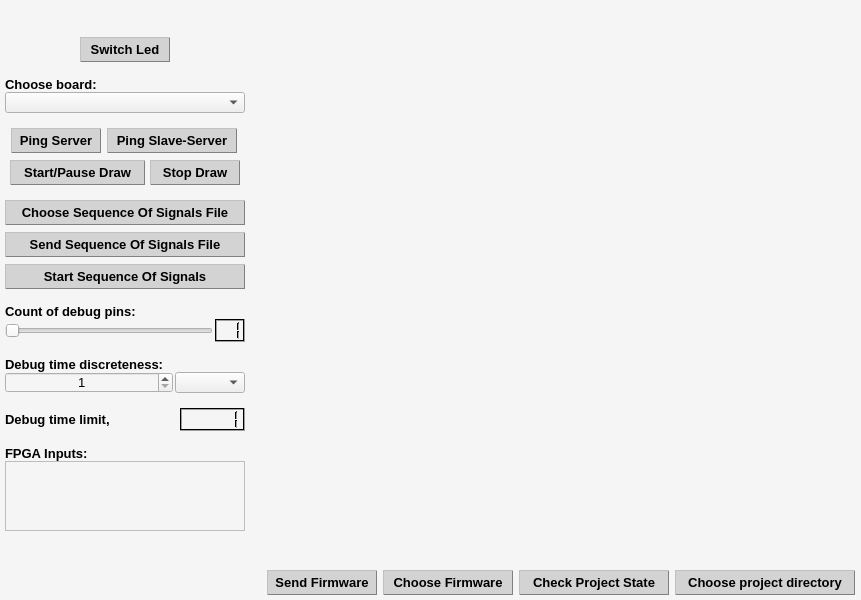
Above: CLIENT/RHE_Client/rhe_widget.ui from qvinn/RHE before the change. Below: the same form after it.
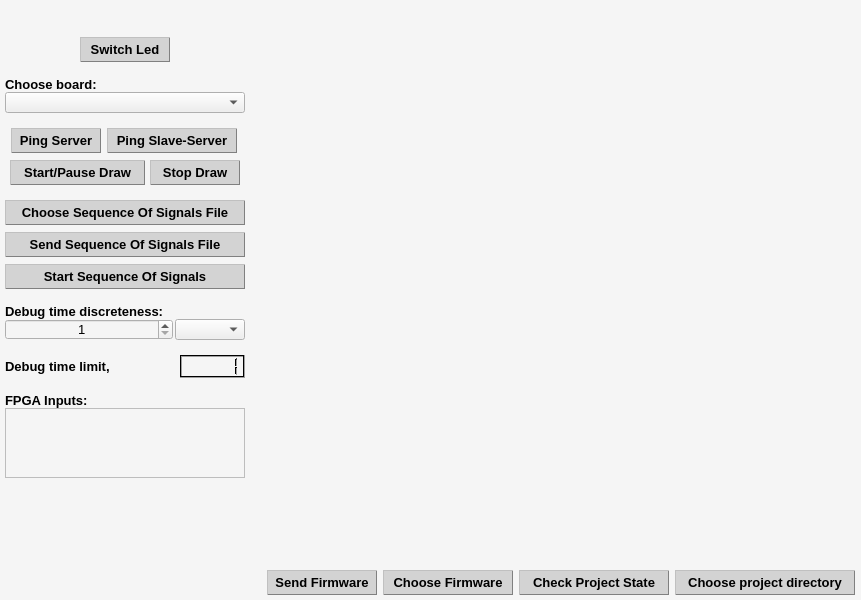
That is the form after the change.

```diff
--- a/CLIENT/RHE_Client/rhe_widget.ui
+++ b/CLIENT/RHE_Client/rhe_widget.ui
@@ -2836,403 +2836,6 @@
          </property>
         </spacer>
        </item>
-       <item>
-        <widget class="QLabel" name="lbl_cnt_dbg_pins">
-         <property name="sizePolicy">
-          <sizepolicy hsizetype="Fixed" vsizetype="Fixed">
-           <horstretch>0</horstretch>
-           <verstretch>0</verstretch>
-          </sizepolicy>
-         </property>
-         <property name="maximumSize">
-          <size>
-           <width>240</width>
-           <height>21</height>
-          </size>
-         </property>
-         <property name="font">
-          <font>
-           <family>Tahoma</family>
-           <pointsize>10</pointsize>
-           <weight>75</weight>
-           <bold>true</bold>
-          </font>
-         </property>
-         <property name="text">
-          <string>Count of debug pins:</string>
-         </property>
-        </widget>
-       </item>
-       <item>
-        <layout class="QHBoxLayout" name="horizontalLayout_6">
-         <property name="spacing">
-          <number>2</number>
-         </property>
-         <item>
-          <widget class="QSlider" name="hrzntlSldr_cnt_dbg_pins">
-           <property name="sizePolicy">
-            <sizepolicy hsizetype="Fixed" vsizetype="Fixed">
-             <horstretch>0</horstretch>
-             <verstretch>0</verstretch>
-            </sizepolicy>
-           </property>
-           <property name="maximumSize">
-            <size>
-             <width>240</width>
-             <height>21</height>
-            </size>
-           </property>
-           <property name="minimum">
-            <number>1</number>
-           </property>
-           <property name="maximum">
-            <number>16</number>
-           </property>
-           <property name="pageStep">
-            <number>1</number>
-           </property>
-           <property name="value">
-            <number>1</number>
-           </property>
-           <property name="orientation">
-            <enum>Qt::Horizontal</enum>
-           </property>
-          </widget>
-         </item>
-         <item>
-          <widget class="QLCDNumber" name="lcdNmbr_cnt_dbg_pins">
-           <property name="sizePolicy">
-            <sizepolicy hsizetype="Minimum" vsizetype="Minimum">
-             <horstretch>0</horstretch>
-             <verstretch>0</verstretch>
-            </sizepolicy>
-           </property>
-           <property name="maximumSize">
-            <size>
-             <width>30</width>
-             <height>16777215</height>
-            </size>
-           </property>
-           <property name="palette">
-            <palette>
-             <active>
-              <colorrole role="Button">
-               <brush brushstyle="SolidPattern">
-                <color alpha="255">
-                 <red>0</red>
-                 <green>0</green>
-                 <blue>0</blue>
-                </color>
-               </brush>
-              </colorrole>
-              <colorrole role="Light">
-               <brush brushstyle="SolidPattern">
-                <color alpha="255">
-                 <red>0</red>
-                 <green>0</green>
-                 <blue>0</blue>
-                </color>
-               </brush>
-              </colorrole>
-              <colorrole role="Midlight">
-               <brush brushstyle="SolidPattern">
-                <color alpha="255">
-                 <red>0</red>
-                 <green>0</green>
-                 <blue>0</blue>
-                </color>
-               </brush>
-              </colorrole>
-              <colorrole role="Mid">
-               <brush brushstyle="SolidPattern">
-                <color alpha="255">
-                 <red>0</red>
-                 <green>0</green>
-                 <blue>0</blue>
-                </color>
-               </brush>
-              </colorrole>
-              <colorrole role="Text">
-               <brush brushstyle="SolidPattern">
-                <color alpha="255">
-                 <red>0</red>
-                 <green>0</green>
-                 <blue>0</blue>
-                </color>
-               </brush>
-              </colorrole>
-              <colorrole role="ButtonText">
-               <brush brushstyle="SolidPattern">
-                <color alpha="255">
-                 <red>0</red>
-                 <green>0</green>
-                 <blue>0</blue>
-                </color>
-               </brush>
-              </colorrole>
-              <colorrole role="Shadow">
-               <brush brushstyle="SolidPattern">
-                <color alpha="255">
-                 <red>0</red>
-                 <green>0</green>
-                 <blue>0</blue>
-                </color>
-               </brush>
-              </colorrole>
-              <colorrole role="HighlightedText">
-               <brush brushstyle="SolidPattern">
-                <color alpha="255">
-                 <red>0</red>
-                 <green>0</green>
-                 <blue>0</blue>
-                </color>
-               </brush>
-              </colorrole>
-              <colorrole role="ToolTipText">
-               <brush brushstyle="SolidPattern">
-                <color alpha="255">
-                 <red>0</red>
-                 <green>0</green>
-                 <blue>0</blue>
-                </color>
-               </brush>
-              </colorrole>
-              <colorrole role="PlaceholderText">
-               <brush brushstyle="SolidPattern">
-                <color alpha="128">
-                 <red>0</red>
-                 <green>0</green>
-                 <blue>0</blue>
-                </color>
-               </brush>
-              </colorrole>
-             </active>
-             <inactive>
-              <colorrole role="Button">
-               <brush brushstyle="SolidPattern">
-                <color alpha="255">
-                 <red>0</red>
-                 <green>0</green>
-                 <blue>0</blue>
-                </color>
-               </brush>
-              </colorrole>
-              <colorrole role="Light">
-               <brush brushstyle="SolidPattern">
-                <color alpha="255">
-                 <red>0</red>
-                 <green>0</green>
-                 <blue>0</blue>
-                </color>
-               </brush>
-              </colorrole>
-              <colorrole role="Midlight">
-               <brush brushstyle="SolidPattern">
-                <color alpha="255">
-                 <red>0</red>
-                 <green>0</green>
-                 <blue>0</blue>
-                </color>
-               </brush>
-              </colorrole>
-              <colorrole role="Mid">
-               <brush brushstyle="SolidPattern">
-                <color alpha="255">
-                 <red>0</red>
-                 <green>0</green>
-                 <blue>0</blue>
-                </color>
-               </brush>
-              </colorrole>
-              <colorrole role="Text">
-               <brush brushstyle="SolidPattern">
-                <color alpha="255">
-                 <red>0</red>
-                 <green>0</green>
-                 <blue>0</blue>
-                </color>
-               </brush>
-              </colorrole>
-              <colorrole role="ButtonText">
-               <brush brushstyle="SolidPattern">
-                <color alpha="255">
-                 <red>0</red>
-                 <green>0</green>
-                 <blue>0</blue>
-                </color>
-               </brush>
-              </colorrole>
-              <colorrole role="Shadow">
-               <brush brushstyle="SolidPattern">
-                <color alpha="255">
-                 <red>0</red>
-                 <green>0</green>
-                 <blue>0</blue>
-                </color>
-               </brush>
-              </colorrole>
-              <colorrole role="HighlightedText">
-               <brush brushstyle="SolidPattern">
-                <color alpha="255">
-                 <red>0</red>
-                 <green>0</green>
-                 <blue>0</blue>
-                </color>
-               </brush>
-              </colorrole>
-              <colorrole role="ToolTipText">
-               <brush brushstyle="SolidPattern">
-                <color alpha="255">
-                 <red>0</red>
-                 <green>0</green>
-                 <blue>0</blue>
-                </color>
-               </brush>
-              </colorrole>
-              <colorrole role="PlaceholderText">
-               <brush brushstyle="SolidPattern">
-                <color alpha="128">
-                 <red>0</red>
-                 <green>0</green>
-                 <blue>0</blue>
-                </color>
-               </brush>
-              </colorrole>
-             </inactive>
-             <disabled>
-              <colorrole role="Button">
-               <brush brushstyle="SolidPattern">
-                <color alpha="255">
-                 <red>0</red>
-                 <green>0</green>
-                 <blue>0</blue>
-                </color>
-               </brush>
-              </colorrole>
-              <colorrole role="Light">
-               <brush brushstyle="SolidPattern">
-                <color alpha="255">
-                 <red>0</red>
-                 <green>0</green>
-                 <blue>0</blue>
-                </color>
-               </brush>
-              </colorrole>
-              <colorrole role="Midlight">
-               <brush brushstyle="SolidPattern">
-                <color alpha="255">
-                 <red>0</red>
-                 <green>0</green>
-                 <blue>0</blue>
-                </color>
-               </brush>
-              </colorrole>
-              <colorrole role="Mid">
-               <brush brushstyle="SolidPattern">
-                <color alpha="255">
-                 <red>0</red>
-                 <green>0</green>
-                 <blue>0</blue>
-                </color>
-               </brush>
-              </colorrole>
-              <colorrole role="Text">
-               <brush brushstyle="SolidPattern">
-                <color alpha="127">
-                 <red>255</red>
-                 <green>255</green>
-                 <blue>255</blue>
-                </color>
-               </brush>
-              </colorrole>
-              <colorrole role="ButtonText">
-               <brush brushstyle="SolidPattern">
-                <color alpha="127">
-                 <red>255</red>
-                 <green>255</green>
-                 <blue>255</blue>
-                </color>
-               </brush>
-              </colorrole>
-              <colorrole role="Shadow">
-               <brush brushstyle="SolidPattern">
-                <color alpha="255">
-                 <red>0</red>
-                 <green>0</green>
-                 <blue>0</blue>
-                </color>
-               </brush>
-              </colorrole>
-              <colorrole role="HighlightedText">
-               <brush brushstyle="SolidPattern">
-                <color alpha="255">
-                 <red>0</red>
-                 <green>0</green>
-                 <blue>0</blue>
-                </color>
-               </brush>
-              </colorrole>
-              <colorrole role="ToolTipText">
-               <brush brushstyle="SolidPattern">
-                <color alpha="255">
-                 <red>0</red>
-                 <green>0</green>
-                 <blue>0</blue>
-                </color>
-               </brush>
-              </colorrole>
-              <colorrole role="PlaceholderText">
-               <brush brushstyle="SolidPattern">
-                <color alpha="128">
-                 <red>231</red>
-                 <green>231</green>
-                 <blue>231</blue>
-                </color>
-               </brush>
-              </colorrole>
-             </disabled>
-            </palette>
-           </property>
-           <property name="font">
-            <font>
-             <family>Tahoma</family>
-             <pointsize>10</pointsize>
-             <weight>75</weight>
-             <bold>true</bold>
-            </font>
-           </property>
-           <property name="smallDecimalPoint">
-            <bool>false</bool>
-           </property>
-           <property name="digitCount">
-            <number>2</number>
-           </property>
-           <property name="segmentStyle">
-            <enum>QLCDNumber::Filled</enum>
-           </property>
-           <property name="intValue" stdset="0">
-            <number>1</number>
-           </property>
-          </widget>
-         </item>
-        </layout>
-       </item>
-       <item>
-        <spacer name="verticalSpacer_7">
-         <property name="orientation">
-          <enum>Qt::Vertical</enum>
-         </property>
-         <property name="sizeType">
-          <enum>QSizePolicy::Fixed</enum>
-         </property>
-         <property name="sizeHint" stdset="0">
-          <size>
-           <width>20</width>
-           <height>15</height>
-          </size>
-         </property>
-        </spacer>
-       </item>
        <item>
         <widget class="QLabel" name="lbl_dbg_tm_dscrtnss">
          <property name="font">
```
